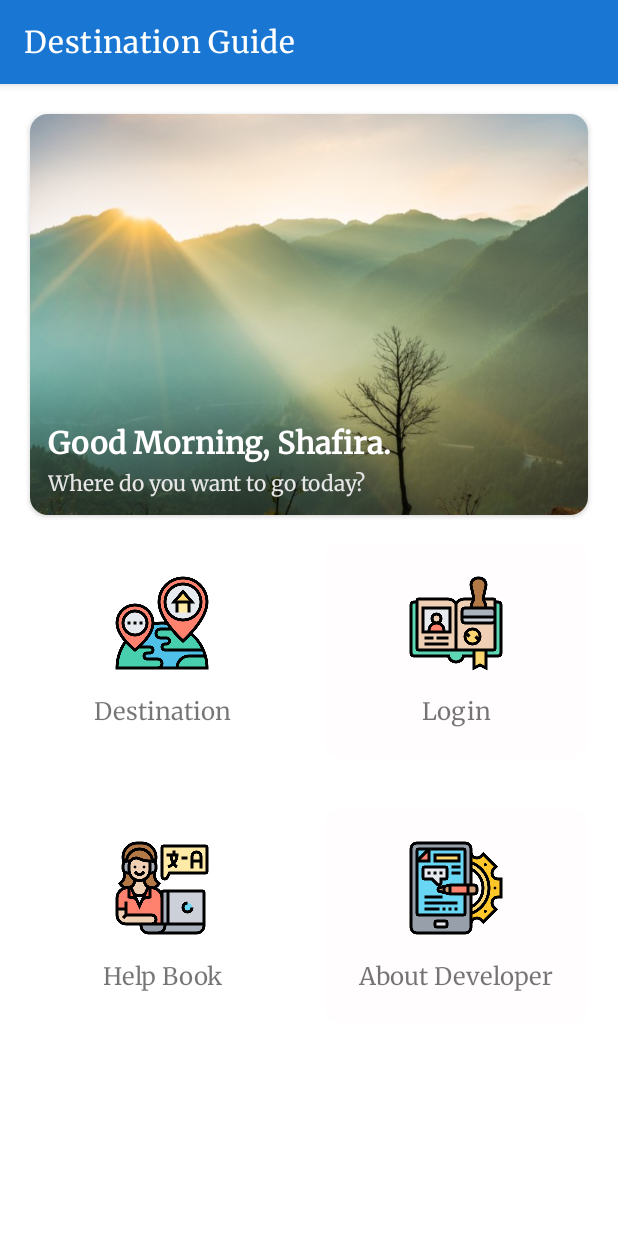
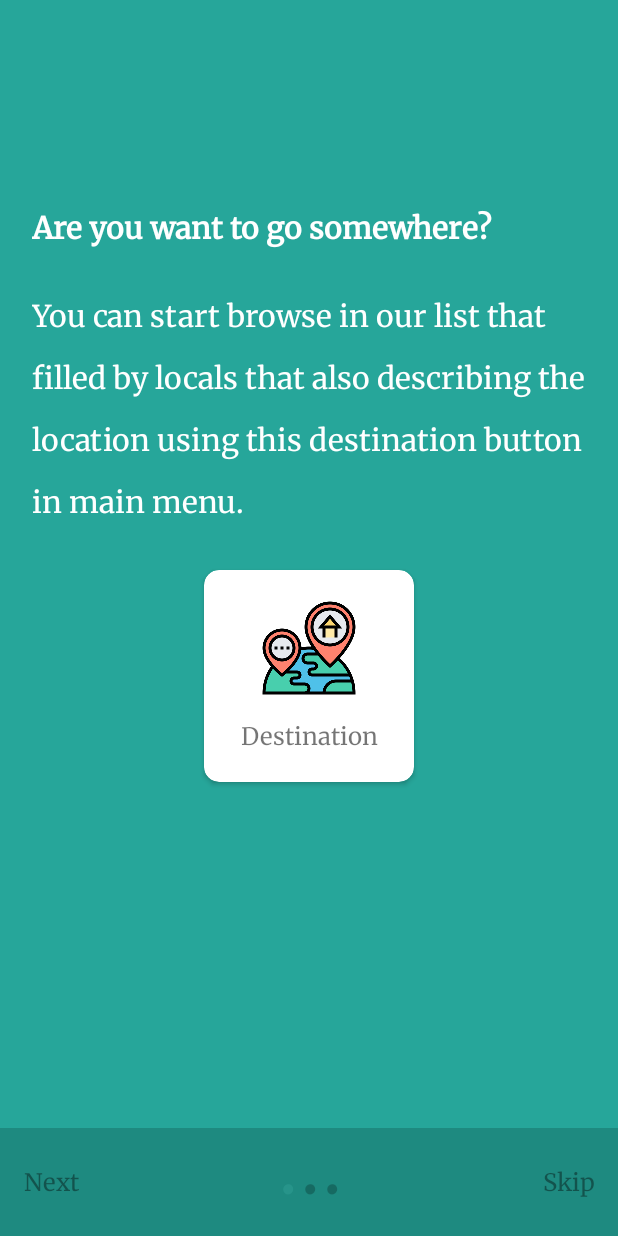
Before and after one commit to azzahradins/destinationapps, an Android app: the screen it shows after launch (MenuActivity before the commit, HelpActivity after it), on a phone screen of 412 x 824 dp. Run offline under Robolectric (Android 15) with nearby library versions, the phone set to English and light mode, and no system bars.

Commit message:
optional task - add helpdesk for user

```diff
--- /dev/null
+++ b/app/src/main/java/com/example/destinationapps/HelpActivity.java
@@ -0,0 +1,172 @@
+package com.example.destinationapps;
+
+import androidx.annotation.NonNull;
+import androidx.appcompat.app.AppCompatActivity;
+import androidx.viewpager.widget.PagerAdapter;
+import androidx.viewpager.widget.ViewPager;
+
+import android.content.Context;
+import android.content.Intent;
+import android.os.Bundle;
+import android.text.Html;
+import android.view.LayoutInflater;
+import android.view.View;
+import android.view.ViewGroup;
+import android.view.WindowManager;
+import android.widget.LinearLayout;
+import android.widget.TextView;
+
+import com.example.destinationapps.models.Session;
+
+public class HelpActivity extends AppCompatActivity {
+    private ViewPager viewPager;
+    private MyViewPagerAdapter myViewPagerAdapter;
+    private LinearLayout dotsLayout;
+    private TextView[] dots;
+    private int[] layouts;
+    private TextView skip, next;
+    private Session session;
+
+    @Override
+    protected void onCreate(Bundle savedInstanceState) {
+        super.onCreate(savedInstanceState);
+        session = Application.getSession();
+
+        if(!session.isFirstTime()){
+            launchHomeScreen();
+            finish();
+        }
+
+        setContentView(R.layout.activity_help);
+
+        viewPager = findViewById(R.id.pager);
+        dotsLayout = findViewById(R.id.layoutDots);
+        skip = findViewById(R.id.skip);
+        next = findViewById(R.id.next);
+
+        // load semua layout
+        layouts = new int[]{
+                R.layout.slide1,
+                R.layout.slide2,
+                R.layout.slide3};
+
+        addBottomDots(0);
+
+        changeStatusBarColor();
+
+        myViewPagerAdapter = new MyViewPagerAdapter();
+        viewPager.setAdapter(myViewPagerAdapter);
+        viewPager.addOnPageChangeListener(viewPagerPageChangeListener);
+    }
+
+    ViewPager.OnPageChangeListener viewPagerPageChangeListener = new ViewPager.OnPageChangeListener() {
+
+        @Override
+        public void onPageSelected(int position) {
+            addBottomDots(position);
+
+            // changing the next button text 'NEXT' / 'GOT IT'
+            if (position == layouts.length - 1) {
+                // last page. make button text to GOT IT
+                skip.setText(R.string.help_okay);
+                next.setText(R.string.help_okay);
+            } else {
+                // still pages are left;
+                skip.setText(R.string.help_skip);
+                next.setText(R.string.help_next);
+                skip.setVisibility(View.VISIBLE);
+            }
+        }
+
+        @Override
+        public void onPageScrolled(int arg0, float arg1, int arg2) {
+
+        }
+
+        @Override
+        public void onPageScrollStateChanged(int arg0) {
+
+        }
+    };
+
+    private void changeStatusBarColor() {
+        getWindow().setFlags(WindowManager.LayoutParams.FLAG_FULLSCREEN, WindowManager.LayoutParams.FLAG_FULLSCREEN);
+        getSupportActionBar().hide();
+    }
+
+    private void addBottomDots(int currentPage) {
+        dots = new TextView[layouts.length];
+
+        int[] colorsActive = getResources().getIntArray(R.array.array_dot_active);
+        int[] colorsInactive = getResources().getIntArray(R.array.array_dot_inactive);
+
+        dotsLayout.removeAllViews();
+        for (int i = 0; i < dots.length; i++) {
+            dots[i] = new TextView(this);
+            dots[i].setText(Html.fromHtml("&#8226;"));
+            dots[i].setTextSize(35);
+            dots[i].setTextColor(colorsInactive[currentPage]);
+            dotsLayout.addView(dots[i]);
+        }
+
+        if (dots.length > 0)
+            dots[currentPage].setTextColor(colorsActive[currentPage]);
+    }
+
+    public void next(View view) {
+        int current = getItem(+1);
+        if (current < layouts.length) {
+            viewPager.setCurrentItem(current);
+        } else {
+            launchHomeScreen();
+        }
+    }
+
+    public void skip(View view) {
+        launchHomeScreen();
+    }
+
+    private void launchHomeScreen() {
+        session.setFirstTime(false);
+        Intent intent = new Intent(this, MenuActivity.class);
+        startActivity(intent);
+        finish();
+    }
+
+    private int getItem(int i) {
+        return viewPager.getCurrentItem() + i;
+    }
+
+    private class MyViewPagerAdapter extends PagerAdapter {
+        private LayoutInflater layoutInflater;
+
+        public MyViewPagerAdapter() {
+        }
+
+        @Override
+        public Object instantiateItem(ViewGroup container, int position) {
+            layoutInflater = (LayoutInflater) getSystemService(Context.LAYOUT_INFLATER_SERVICE);
+
+            View view = layoutInflater.inflate(layouts[position], container, false);
+            container.addView(view);
+
+            return view;
+        }
+
+        @Override
+        public int getCount() {
+            return layouts.length;
+        }
+
+        @Override
+        public boolean isViewFromObject(@NonNull View view, @NonNull Object object) {
+            return view == object;
+        }
+
+        @Override
+        public void destroyItem(ViewGroup container, int position, Object object) {
+            View view = (View) object;
+            container.removeView(view);
+        }
+    }
+}
--- a/app/src/main/java/com/example/destinationapps/SplashActivity.java
+++ b/app/src/main/java/com/example/destinationapps/SplashActivity.java
@@ -7,19 +7,28 @@ import android.os.Bundle;
 import android.os.Handler;
 import android.view.WindowManager;
 
+import com.example.destinationapps.models.Session;
+
 public class SplashActivity extends AppCompatActivity {
-
+    Session session;
     @Override
     protected void onCreate(Bundle savedInstanceState) {
         super.onCreate(savedInstanceState);
         setContentView(R.layout.activity_splash);
         hideAppBar();
+        session = Application.getSession();
         new Handler().postDelayed(new Runnable(){
             @Override
             public void run(){
-                Intent mainIntent = new Intent(SplashActivity.this,  MenuActivity.class);
-                startActivity(mainIntent);
-                finish();
+                if(session.isFirstTime()){
+                    Intent mainIntent = new Intent(SplashActivity.this,  HelpActivity.class);
+                    startActivity(mainIntent);
+                    finish();
+                }else{
+                    Intent mainIntent = new Intent(SplashActivity.this,  MenuActivity.class);
+                    startActivity(mainIntent);
+                    finish();
+                }
             }
         }, 2000);
     }
--- a/app/src/main/java/com/example/destinationapps/models/Session.java
+++ b/app/src/main/java/com/example/destinationapps/models/Session.java
@@ -10,6 +10,7 @@ import androidx.appcompat.app.AlertDialog;
 public class Session {
     public static final String USERNAME_KEY = "key_user";
     public static final String TOKEN_KEY = "key_token";
+    public static final String FIRST_KEY = "key_first";
     private SharedPreferences preferences;
 
     public Session(Context context) {
@@ -49,4 +50,15 @@ public class Session {
         preferences.edit().remove(TOKEN_KEY)
                 .apply();
     }
+
+    public boolean isFirstTime() {
+        return preferences.getBoolean(FIRST_KEY, true);
+        //IF isFirstTime?
+        //RETURN TRUE > THEN WE SHOW HELP ACTIVITY
+    }
+
+    public void setFirstTime(boolean firstTime) {
+        preferences.edit().putBoolean(FIRST_KEY, firstTime)
+                .apply();
+    }
 }
--- a/app/src/main/res/layout/activity_about.xml
+++ b/app/src/main/res/layout/activity_about.xml
@@ -40,9 +40,9 @@
         android:layout_height="wrap_content"
         app:layout_constraintTop_toBottomOf="@id/guide1"
         android:textSize="@dimen/text_default"
-        android:lineHeight="32dp"
+        android:lineSpacingExtra="12dp"
         android:text="This project is used to fullfill the mobile programming class that I took in 2019/2020 at Politeknik Negeri Malang. \n\nThis simple application will be my playground to learn another component in mobile programming such as Kotlin, Android Jetpack, AndroidX and many more. \n\nFurther development will be placed in another branch of this repository feel free to visit me at :"
-        tools:targetApi="p"/>
+        />
     <LinearLayout
         android:layout_width="match_parent"
         android:layout_height="wrap_content"
--- /dev/null
+++ b/app/src/main/res/layout/activity_help.xml
@@ -0,0 +1,65 @@
+<?xml version="1.0" encoding="utf-8"?>
+<androidx.constraintlayout.widget.ConstraintLayout xmlns:android="http://schemas.android.com/apk/res/android"
+    xmlns:app="http://schemas.android.com/apk/res-auto"
+    xmlns:tools="http://schemas.android.com/tools"
+    android:layout_width="match_parent"
+    android:layout_height="match_parent"
+    tools:context=".HelpActivity">
+    <androidx.viewpager.widget.ViewPager
+        android:id="@+id/pager"
+        android:layout_width="match_parent"
+        android:layout_height="0dp"
+        app:layout_constraintTop_toTopOf="parent"
+        app:layout_constraintBottom_toBottomOf="parent"/>
+    <LinearLayout
+        android:id="@+id/navigate"
+        android:layout_width="match_parent"
+        android:layout_height="wrap_content"
+        android:orientation="horizontal"
+        android:weightSum="5"
+        android:alpha="0.5"
+        app:layout_constraintBottom_toBottomOf="parent"
+        android:padding="16dp"
+        android:background="#166E66">
+        <TextView
+            android:id="@+id/next"
+            android:layout_width="wrap_content"
+            android:layout_height="40dp"
+            android:text="Next"
+            android:gravity="center_vertical"
+            android:textSize="@dimen/text_default"
+            android:layout_weight="1"
+            app:layout_constraintStart_toStartOf="parent"
+            app:layout_constraintTop_toTopOf="parent"
+            android:textColor="@color/colorDark"
+            android:onClick="next"/>
+
+        <LinearLayout
+            android:id="@+id/layoutDots"
+            android:layout_width="0dp"
+            android:layout_height="40dp"
+            android:layout_alignParentBottom="true"
+            android:layout_weight="3"
+            android:gravity="center_horizontal"
+            android:orientation="horizontal"
+            app:layout_constraintBottom_toBottomOf="parent"
+            app:layout_constraintEnd_toStartOf="parent"
+            app:layout_constraintStart_toEndOf="parent"
+            app:layout_constraintTop_toTopOf="parent" />
+        <TextView
+            android:id="@+id/skip"
+            android:layout_width="wrap_content"
+            android:layout_height="40dp"
+            android:text="Skip"
+            android:gravity="center_vertical"
+            android:textAlignment="viewEnd"
+            android:textSize="@dimen/text_default"
+            android:layout_weight="1"
+            app:layout_constraintEnd_toEndOf="parent"
+            app:layout_constraintTop_toTopOf="parent"
+            tools:ignore="RtlCompat"
+            android:textColor="@color/colorDark"
+            android:onClick="skip"/>
+    </LinearLayout>
+
+</androidx.constraintlayout.widget.ConstraintLayout>
--- a/app/src/main/res/layout/activity_menu.xml
+++ b/app/src/main/res/layout/activity_menu.xml
@@ -30,7 +30,7 @@
                     android:layout_width="match_parent"
                     android:layout_height="wrap_content"
                     android:layout_gravity="bottom"
-                    android:text="Good Morning, Shafira."
+                    android:text="Have A Nice Day, Shafira."
                     android:textColor="#fff"
                     android:textSize="@dimen/Title"
                     android:textStyle="bold"
@@ -141,7 +141,8 @@
         app:layout_constraintStart_toStartOf="parent"
         app:layout_constraintEnd_toEndOf="@id/guide2"
         android:elevation="12dp"
-        card_view:cardCornerRadius="10dp">
+        card_view:cardCornerRadius="10dp"
+        android:onClick="GoToHelp">
         <LinearLayout
             android:layout_width="match_parent"
             android:layout_height="match_parent"
--- /dev/null
+++ b/app/src/main/res/layout/slide1.xml
@@ -0,0 +1,66 @@
+<?xml version="1.0" encoding="utf-8"?>
+<androidx.constraintlayout.widget.ConstraintLayout xmlns:android="http://schemas.android.com/apk/res/android"
+    xmlns:tools="http://schemas.android.com/tools"
+    android:layout_width="match_parent"
+    android:layout_height="match_parent"
+    xmlns:app="http://schemas.android.com/apk/res-auto"
+    xmlns:card_view="http://schemas.android.com/apk/res-auto"
+    android:padding="21dp"
+    android:background="#26A69A">
+
+    <androidx.constraintlayout.widget.Guideline
+        android:id="@+id/guide1"
+        android:layout_width="match_parent"
+        android:layout_height="match_parent"
+        android:orientation="horizontal"
+        app:layout_constraintGuide_percent="0.15"/>
+    <TextView
+        android:id="@+id/title"
+        android:layout_width="match_parent"
+        android:layout_height="wrap_content"
+        android:text="Are you want to go somewhere?"
+        android:textSize="@dimen/Title"
+        android:textColor="#fff"
+        android:textStyle="bold"
+        app:layout_constraintTop_toBottomOf="@+id/guide1"/>
+
+    <TextView
+        android:id="@+id/text_subtitle"
+        android:layout_width="match_parent"
+        android:layout_height="wrap_content"
+        android:layout_marginTop="32dp"
+        android:lineSpacingExtra="16dp"
+        android:text="You can start browse in our list that filled by locals that also describing the location using this destination button in main menu."
+        android:textSize="@dimen/Title"
+        android:textColor="#fff"
+        app:layout_constraintTop_toBottomOf="@id/title"/>
+
+    <androidx.cardview.widget.CardView
+        android:layout_marginTop="32dp"
+        android:layout_width="wrap_content"
+        android:layout_height="wrap_content"
+        app:layout_constraintTop_toBottomOf="@id/text_subtitle"
+        app:layout_constraintStart_toStartOf="parent"
+        app:layout_constraintEnd_toEndOf="parent"
+        android:elevation="12dp"
+        card_view:cardCornerRadius="10dp">
+        <LinearLayout
+            android:layout_width="wrap_content"
+            android:layout_height="match_parent"
+            android:orientation="vertical"
+            android:padding="20dp">
+            <ImageView
+                android:layout_width="match_parent"
+                android:layout_height="64dp"
+                android:src="@drawable/destination"/>
+            <TextView
+                android:layout_width="100dp"
+                android:layout_height="wrap_content"
+                android:text="Destination"
+                android:layout_marginTop="16dp"
+                android:textSize="@dimen/text_default"
+                android:textAlignment="center"/>
+        </LinearLayout>
+    </androidx.cardview.widget.CardView>
+
+</androidx.constraintlayout.widget.ConstraintLayout>
--- a/app/src/main/res/values/colors.xml
+++ b/app/src/main/res/values/colors.xml
@@ -5,4 +5,27 @@
     <color name="colorPrimaryDarkest">#1E1C1E</color>
     <color name="colorAccent">#63a4ff</color>
     <color name="colorDark">#000</color>
+
+    <!-- for activity helps-->
+    <!-- dots inactive colors -->
+    <color name="dot_dark_screen1">#062E2A</color>
+    <color name="dot_dark_screen2">#062E2A</color>
+    <color name="dot_dark_screen3">#062E2A</color>
+
+    <!-- dots active colors -->
+    <color name="dot_light_screen1">#28837A</color>
+    <color name="dot_light_screen2">#28837A</color>
+    <color name="dot_light_screen3">#28837A</color>
+
+    <array name="array_dot_active">
+        <item>@color/dot_light_screen1</item>
+        <item>@color/dot_light_screen2</item>
+        <item>@color/dot_light_screen3</item>
+    </array>
+
+    <array name="array_dot_inactive">
+        <item>@color/dot_dark_screen1</item>
+        <item>@color/dot_dark_screen2</item>
+        <item>@color/dot_dark_screen3</item>
+    </array>
 </resources>
--- a/app/src/main/res/values/strings.xml
+++ b/app/src/main/res/values/strings.xml
@@ -7,5 +7,8 @@
     <string name="action_edit">Edit</string>
     <string name="action_delete">Delete</string>
     <string name="image">images</string>
+    <string name="help_okay">Okay</string>
+    <string name="help_skip">Skip</string>
+    <string name="help_next">Next</string>
     <!-- Strings used for fragments for navigation -->
 </resources>
```
Also changed, not shown: app/src/main/AndroidManifest.xml (+5 -2 lines), app/src/main/java/com/example/destinationapps/MenuActivity.java (+7 -0 lines), app/src/main/res/layout/slide2.xml (added, +66 -0 lines), app/src/main/res/layout/slide3.xml (added, +54 -0 lines).
